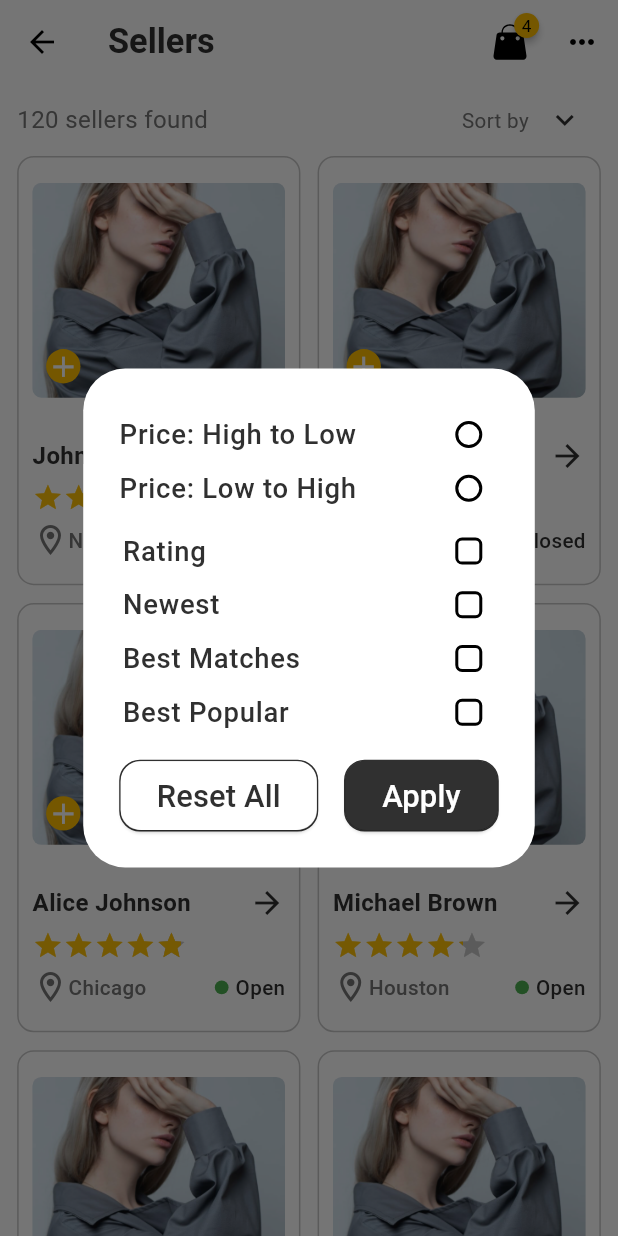
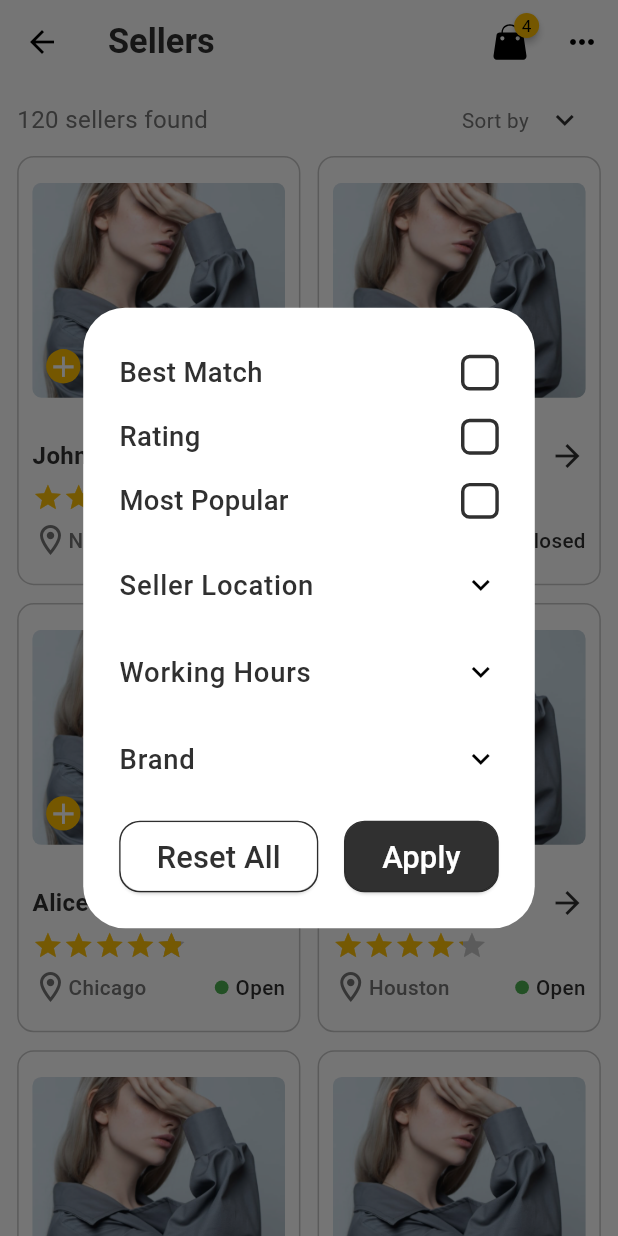
Before and after one commit to Emanpepars/la-mode, a Flutter app: the SellersScreen screen opened by its route, after a tap on the "keyboard arrow down" icon, on a phone screen of 412 x 824 dp. Run offline on Flutter 3.47's test engine with Material 3 defaults, Android fonts, the phone set to English and light mode, and no system bars; drawn by our look-alikes of badges, flutter_rating_bar; our stand-ins replace bloc, easy_localization, flutter_bloc, flutter_screenutil, flutter_svg, google_fonts and 3 more; accounts and stored records are empty.

Commit message:
update sort dialog

```diff
--- a/lib/features/category/presentation/manager/category_state.dart
+++ b/lib/features/category/presentation/manager/category_state.dart
@@ -1,4 +1,7 @@
 abstract class CategoryState {}
 
 class CategoryInitial extends CategoryState {}
+
 class CategoryOnTabChangedState extends CategoryState {}
+
+class CatCheckBox extends CategoryState {}
--- a/lib/features/category/presentation/pages/category_screen.dart
+++ b/lib/features/category/presentation/pages/category_screen.dart
@@ -11,9 +11,7 @@ class CategoryScreen extends StatelessWidget {
 
   @override
   Widget build(BuildContext context) {
-    return BlocProvider(
-      create: (context) => CategoryCubit(),
-      child: BlocBuilder<CategoryCubit, CategoryState>(
+    return BlocBuilder<CategoryCubit, CategoryState>(
       builder: (context, state) => Scaffold(
         body: FirstPart(
           appBarTitle: categoryTitle,
@@ -30,7 +28,6 @@ class CategoryScreen extends StatelessWidget {
           onTabChanged: CategoryCubit.get(context).onTabChanged,
         ),
       ),
-      ),
     );
   }
 }
--- a/lib/features/category/presentation/pages/tab_view_tabs/all_tab.dart
+++ b/lib/features/category/presentation/pages/tab_view_tabs/all_tab.dart
@@ -5,7 +5,7 @@ import 'package:persistent_bottom_nav_bar/persistent_tab_view.dart';
 import '../../../../../core/utils/app_colors.dart';
 import '../../../../../core/utils/app_components.dart';
 import '../../../../../core/utils/text_styles.dart';
-import '../../../../home/presentation/widgets/sort_alert_dialog.dart';
+import '../../widgets/sort_alert_dialog.dart';
 import '../../../../sellers/presentation/pages/sellers_screen.dart';
 
 class AllTab extends StatelessWidget {
@@ -41,7 +41,7 @@ class AllTab extends StatelessWidget {
                           showDialog(
                             context: context,
                             builder: (BuildContext context) {
-                              return const SortAlertDialog();
+                              return const SortCatDialog();
                             },
                           );
                         },
--- a/lib/features/home/presentation/manager/provider/home_cubit.dart
+++ b/lib/features/home/presentation/manager/provider/home_cubit.dart
@@ -176,21 +176,4 @@ class HomeCubit extends Cubit<HomeState> {
     );
     emit(HomeOnPageChangedState());
   }
-
-  String selectedSortOption = 'price';
-  final List<String> selectedFilterOptions = [];
-
-  onMultiSelectFilterAlert(String string) {
-    if (selectedFilterOptions.contains(string)) {
-      selectedFilterOptions.remove(string);
-    } else {
-      selectedFilterOptions.add(string);
-    }
-    emit(HomeOnPageChangedState());
-  }
-
-  void onSingleFilterAlertChanged(String? value) {
-    selectedSortOption = value.toString();
-    emit(HomeOnPageChangedState());
-  }
 }
--- a/lib/features/home/presentation/widgets/sort_alert_dialog.dart
+++ /dev/null
@@ -1,173 +0,0 @@
-import 'package:flutter/material.dart';
-import 'package:flutter_bloc/flutter_bloc.dart';
-import 'package:flutter_screenutil/flutter_screenutil.dart';
-import 'package:la_mode/core/utils/app_components.dart';
-import 'package:la_mode/core/utils/text_styles.dart';
-import 'package:la_mode/features/home/presentation/manager/provider/home_cubit.dart';
-import 'package:la_mode/features/home/presentation/manager/provider/home_state.dart';
-
-import '../../../../core/utils/app_colors.dart';
-
-class SortAlertDialog extends StatelessWidget {
-  const SortAlertDialog({super.key});
-
-  @override
-  Widget build(BuildContext context) {
-    return BlocBuilder<HomeCubit, HomeState>(
-      builder: (context, state) => AlertDialog(
-        backgroundColor: Colors.white,
-        content: Column(
-          crossAxisAlignment: CrossAxisAlignment.stretch,
-          mainAxisSize: MainAxisSize.min,
-          children: [
-            SortOptionTile(
-              title: 'Price: High to Low',
-              value: 'price_high_to_low',
-              groupValue: HomeCubit.get(context).selectedSortOption,
-            ),
-            SortOptionTile(
-              title: 'Price: Low to High',
-              value: 'price_low_to_high',
-              groupValue: HomeCubit.get(context).selectedSortOption,
-            ),
-            SizedBox(
-              height: 5.h,
-            ),
-            CuCheckBox(
-              title: 'Rating',
-              selectedFilterOption: 'Rating',
-              isChecked: HomeCubit.get(context)
-                  .selectedFilterOptions
-                  .contains('Rating'),
-            ),
-            CuCheckBox(
-              title: 'Newest',
-              selectedFilterOption: 'newest',
-              isChecked: HomeCubit.get(context)
-                  .selectedFilterOptions
-                  .contains('newest'),
-            ),
-            CuCheckBox(
-              title: 'Best Matches',
-              selectedFilterOption: 'best_matches',
-              isChecked: HomeCubit.get(context)
-                  .selectedFilterOptions
-                  .contains('best_matches'),
-            ),
-            CuCheckBox(
-              title: 'Best Popular',
-              selectedFilterOption: 'best_popular',
-              isChecked: HomeCubit.get(context)
-                  .selectedFilterOptions
-                  .contains('best_popular'),
-            ),
-            SizedBox(
-              height: 10.h,
-            ),
-            Container(
-              height: 50.h,
-              padding: EdgeInsets.only(top: 10.h),
-              child: Row(
-                children: [
-                  Expanded(
-                    flex: 9,
-                    child: MyButton(
-                        textColor: AppColors.lightColor,
-                        color: Colors.white,
-                        text: 'Reset All',
-                        onPressed: () {
-                          Navigator.pop(context);
-                        }),
-                  ),
-                  SizedBox(
-                    width: 15.w,
-                  ),
-                  Expanded(
-                    flex: 7,
-                    child: MyButton(
-                        text: 'Apply',
-                        onPressed: () {
-                          Navigator.pop(context);
-                        }),
-                  ),
-                ],
-              ),
-            )
-          ],
-        ),
-      ),
-    );
-  }
-}
-
-class CuCheckBox extends StatelessWidget {
-  final String title;
-  final String selectedFilterOption;
-
-  final bool isChecked;
-
-  const CuCheckBox(
-      {required this.title,
-      required this.isChecked,
-      required this.selectedFilterOption,
-      super.key});
-
-  @override
-  Widget build(BuildContext context) {
-    return SizedBox(
-      height: 30.h,
-      child: CheckboxListTile(
-        checkColor: Colors.white,
-        contentPadding: EdgeInsets.only(left: 2.w),
-        checkboxShape: RoundedRectangleBorder(
-          borderRadius: BorderRadius.all(
-            Radius.circular(4.sp),
-          ),
-        ),
-        activeColor: AppColors.gold,
-        title: Text(
-          title,
-          style: roboto16W500(),
-        ),
-        value: isChecked,
-        onChanged: (value) {
-          HomeCubit.get(context).onMultiSelectFilterAlert(selectedFilterOption);
-        },
-      ),
-    );
-  }
-}
-
-class SortOptionTile extends StatelessWidget {
-  final String title;
-  final String value;
-  final String groupValue;
-
-  const SortOptionTile({
-    super.key,
-    required this.title,
-    required this.value,
-    required this.groupValue,
-  });
-
-  @override
-  Widget build(BuildContext context) {
-    return SizedBox(
-      height: 30.h,
-      child: RadioListTile(
-        contentPadding: EdgeInsets.zero,
-        activeColor: AppColors.gold,
-        title: Text(
-          title,
-          style: roboto16W500(),
-        ),
-        value: value,
-        groupValue: groupValue,
-        onChanged: (value) {
-          HomeCubit.get(context).onSingleFilterAlertChanged(value);
-        },
-        controlAffinity: ListTileControlAffinity.trailing,
-      ),
-    );
-  }
-}
--- a/lib/features/sellers/presentation/manager/sellers_cubit.dart
+++ b/lib/features/sellers/presentation/manager/sellers_cubit.dart
@@ -70,4 +70,28 @@ class SellersCubit extends Cubit<SellersState> {
       isOpen: true,
     ),
   ];
+
+  String selectedSortOption = 'price';
+  List<String> selectedFilterOptions = [];
+  List<String> location = ['Cairo', "Alex", "Giza", "Ismailia"];
+  List<String> brands = ['H&M', 'Forever 21', 'Uniqlo', 'Gap', 'Mango'];
+
+  onMultiSelectFilterAlert(String string) {
+    if (selectedFilterOptions.contains(string)) {
+      selectedFilterOptions.remove(string);
+    } else {
+      selectedFilterOptions.add(string);
+    }
+    emit(SellersCheckBox());
+  }
+
+  void onSingleFilterAlertChanged(String? value) {
+    selectedSortOption = value.toString();
+    emit(SellersCheckBox());
+  }
+
+  void resetAllCheck() {
+    selectedFilterOptions = [];
+    selectedSortOption = 'price';
+  }
 }
--- a/lib/features/sellers/presentation/manager/sellers_state.dart
+++ b/lib/features/sellers/presentation/manager/sellers_state.dart
@@ -1,3 +1,4 @@
 abstract class SellersState {}
 
 class SellersInitial extends SellersState {}
+class SellersCheckBox extends SellersState {}
--- a/lib/features/sellers/presentation/pages/sellers_screen.dart
+++ b/lib/features/sellers/presentation/pages/sellers_screen.dart
@@ -8,16 +8,14 @@ import 'package:la_mode/features/sellers/presentation/manager/sellers_state.dart
 import 'package:la_mode/features/sellers/presentation/widgets/seller_card.dart';
 
 import '../../../../core/utils/app_colors.dart';
-import '../../../home/presentation/widgets/sort_alert_dialog.dart';
+import '../widgets/SortSellersDialog.dart';
 
 class SellersScreen extends StatelessWidget {
   const SellersScreen({super.key});
 
   @override
   Widget build(BuildContext context) {
-    return BlocProvider(
-      create: (context) => SellersCubit(),
-      child: BlocConsumer<SellersCubit, SellersState>(
+    return BlocConsumer<SellersCubit, SellersState>(
       listener: (context, index) {},
       builder: (context, index) => Scaffold(
         backgroundColor: Colors.white,
@@ -49,7 +47,7 @@ class SellersScreen extends StatelessWidget {
                               showDialog(
                                 context: context,
                                 builder: (BuildContext context) {
-                                    return const SortAlertDialog();
+                                  return const SortSellersDialog();
                                 },
                               );
                             },
@@ -81,7 +79,6 @@ class SellersScreen extends StatelessWidget {
           ),
         ),
       ),
-      ),
     );
   }
 }
--- /dev/null
+++ b/lib/features/sellers/presentation/widgets/SortSellersDialog.dart
@@ -0,0 +1,216 @@
+import 'package:flutter/material.dart';
+import 'package:flutter_bloc/flutter_bloc.dart';
+import 'package:flutter_screenutil/flutter_screenutil.dart';
+import 'package:la_mode/core/utils/app_components.dart';
+import 'package:la_mode/core/utils/text_styles.dart';
+import 'package:la_mode/features/sellers/presentation/manager/sellers_cubit.dart';
+import 'package:la_mode/features/sellers/presentation/manager/sellers_state.dart';
+
+import '../../../../core/utils/app_colors.dart';
+
+class SortSellersDialog extends StatelessWidget {
+  const SortSellersDialog({super.key});
+
+  @override
+  Widget build(BuildContext context) {
+    return BlocBuilder<SellersCubit, SellersState>(
+      builder: (context, state) => AlertDialog(
+        backgroundColor: Colors.white,
+        content: SingleChildScrollView(
+          child: Column(
+            crossAxisAlignment: CrossAxisAlignment.stretch,
+            mainAxisSize: MainAxisSize.min,
+            children: [
+              SizedBox(
+                height: 10.h,
+              ),
+              CustomCheckbox(
+                isChecked: SellersCubit.get(context)
+                    .selectedFilterOptions
+                    .contains('best_match'),
+                title: 'Best Match',
+                onTap: () {
+                  SellersCubit.get(context)
+                      .onMultiSelectFilterAlert('best_match');
+                },
+              ),
+              SizedBox(
+                height: 10.h,
+              ),
+              CustomCheckbox(
+                onTap: () {
+                  SellersCubit.get(context).onMultiSelectFilterAlert('rating');
+                },
+                isChecked: SellersCubit.get(context)
+                    .selectedFilterOptions
+                    .contains('rating'),
+                title: "Rating",
+              ),
+              SizedBox(
+                height: 10.h,
+              ),
+              CustomCheckbox(
+                onTap: () {
+                  SellersCubit.get(context)
+                      .onMultiSelectFilterAlert('most_popular');
+                },
+                isChecked: SellersCubit.get(context)
+                    .selectedFilterOptions
+                    .contains('most_popular'),
+                title: 'Most Popular',
+              ),
+              SizedBox(
+                height: 10.h,
+              ),
+              SortOptionTile(
+                title: 'Seller Location',
+                list: SellersCubit.get(context).location,
+              ),
+              SortOptionTile(
+                title: 'Working Hours',
+                list: SellersCubit.get(context).location,
+              ),
+              SortOptionTile(
+                title: 'Brand',
+                list: SellersCubit.get(context).brands,
+              ),
+              Container(
+                height: 50.h,
+                padding: EdgeInsets.only(top: 10.h),
+                child: Row(
+                  children: [
+                    Expanded(
+                      flex: 9,
+                      child: MyButton(
+                          textColor: AppColors.lightColor,
+                          color: Colors.white,
+                          text: 'Reset All',
+                          onPressed: () {
+                            SellersCubit.get(context).resetAllCheck();
+                            Navigator.pop(context);
+                          }),
+                    ),
+                    SizedBox(
+                      width: 15.w,
+                    ),
+                    Expanded(
+                      flex: 7,
+                      child: MyButton(
+                          text: 'Apply',
+                          onPressed: () {
+                            Navigator.pop(context);
+                          }),
+                    ),
+                  ],
+                ),
+              )
+            ],
+          ),
+        ),
+      ),
+    );
+  }
+}
+
+class CustomCheckbox extends StatelessWidget {
+  final String title;
+  final bool isChecked;
+  final Function()? onTap;
+
+  const CustomCheckbox(
+      {super.key, required this.title, required this.isChecked, this.onTap});
+
+  @override
+  Widget build(BuildContext context) {
+    return Padding(
+      padding: EdgeInsets.symmetric(vertical: 2.0.h),
+      child: Row(
+        mainAxisAlignment: MainAxisAlignment.spaceBetween,
+        children: [
+          Text(
+            title,
+            style: roboto16W500(),
+          ),
+          CuCheckBox(
+            isChecked: isChecked,
+            onTap: onTap,
+          ),
+        ],
+      ),
+    );
+  }
+}
+
+class CuCheckBox extends StatelessWidget {
+  final bool isChecked;
+
+  final Function()? onTap;
+
+  const CuCheckBox({required this.isChecked, super.key, this.onTap});
+
+  @override
+  Widget build(BuildContext context) {
+    return GestureDetector(
+      onTap: onTap,
+      child: Container(
+        width: 22.w,
+        height: 20.h,
+        decoration: BoxDecoration(
+          borderRadius: BorderRadius.all(Radius.circular(5.sp)),
+          border: Border.all(
+            color: isChecked ? AppColors.gold : AppColors.lightColor,
+            width: 2.w,
+          ),
+        ),
+        child: isChecked
+            ? Icon(
+                Icons.check,
+                color: AppColors.gold,
+                size: 18.sp,
+              )
+            : null,
+      ),
+    );
+  }
+}
+
+class SortOptionTile extends StatelessWidget {
+  final String title;
+  final List<String> list;
+
+  const SortOptionTile({
+    super.key,
+    required this.title,
+    required,
+    required this.list,
+  });
+
+  @override
+  Widget build(BuildContext context) {
+    return BlocBuilder<SellersCubit, SellersState>(
+      builder: (context, state) => ExpansionTile(
+        tilePadding: EdgeInsets.zero,
+        childrenPadding: EdgeInsets.symmetric(horizontal: 8.0.w),
+        title: Text(
+          title,
+          style: roboto16W500(),
+        ),
+        children: List.generate(
+          list.length,
+          (index) => Padding(
+            padding: EdgeInsets.only(bottom: 8.0.h),
+            child: CustomCheckbox(
+              title: list[index],
+              isChecked: SellersCubit.get(context)
+                  .selectedFilterOptions
+                  .contains(list[index]),
+              onTap: () {
+                SellersCubit.get(context).onMultiSelectFilterAlert(list[index]);
+              },
+            ),
+          ),
+        ),
+      ),
+    );
+  }
+}
```
Also changed, not shown: lib/app.dart (+8 -0 lines), lib/features/category/presentation/manager/category_cubit.dart (+23 -0 lines), lib/features/category/presentation/widgets/sort_alert_dialog.dart (added, +225 -0 lines). Lines whose indentation alone changed are shown as unchanged.
